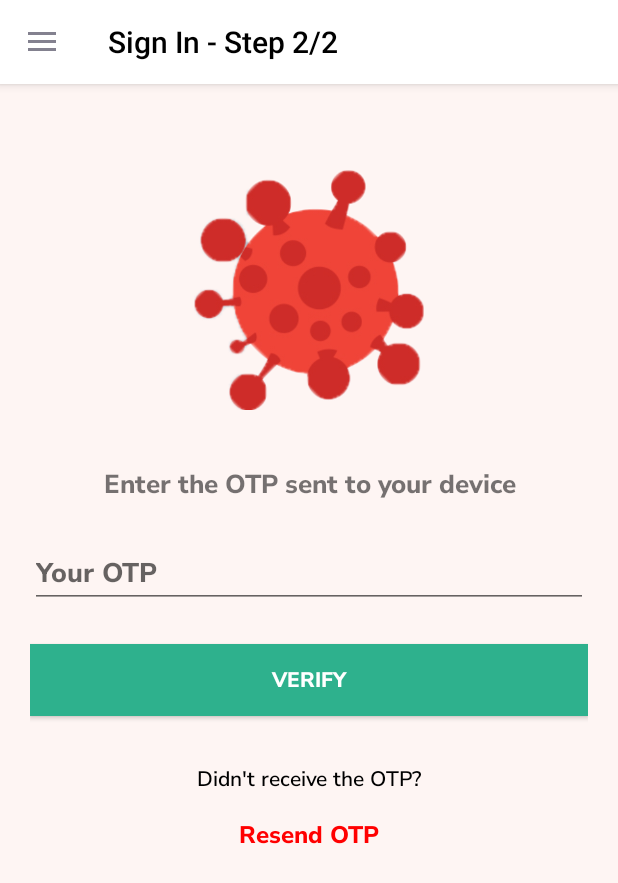
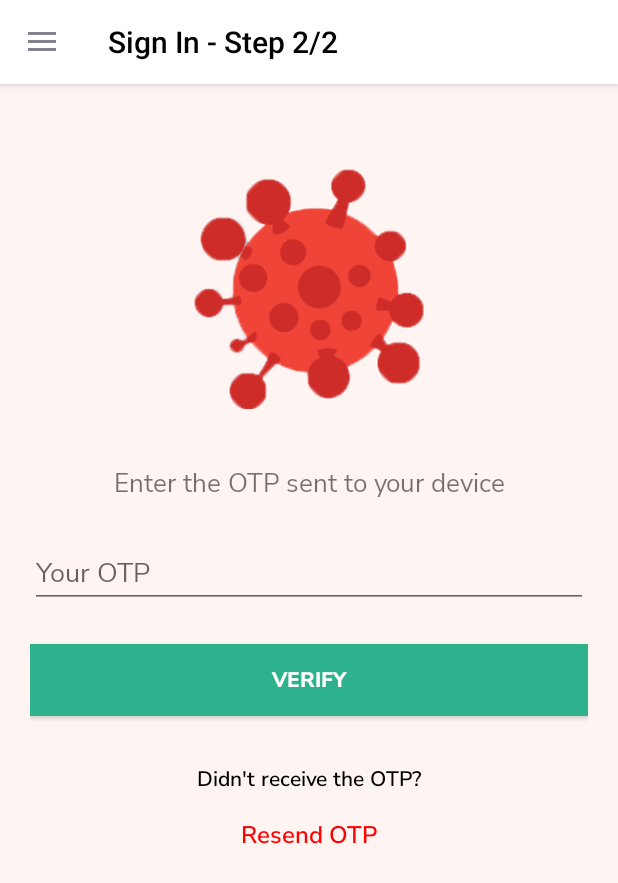
Before and after one commit to hoangnhhe141380/Covid_Tracker, an Android app: the screen it shows after launch (MainActivity), in the side drawer, after a tap on "Password", on a phone screen of 412 x 824 dp. Shown: the top 883 px of the screen. Run offline under Robolectric (Android 15) with nearby library versions, the phone set to English and light mode, and no system bars; our stand-ins replace Firebase (no records; nobody signed in at launch, a user with empty details on screens opened directly).

Commit message:
20220322 - Update layout

```diff
--- /dev/null
+++ b/app/src/main/res/drawable-anydpi-v24/ic_statistic.xml
@@ -0,0 +1,15 @@
+<vector xmlns:android="http://schemas.android.com/apk/res/android"
+    android:width="24dp"
+    android:height="24dp"
+    android:viewportWidth="24"
+    android:viewportHeight="24"
+    android:tint="#FFFFFF">
+  <group android:scaleX="1.1233212"
+      android:scaleY="1.1233212"
+      android:translateX="-1.4798535"
+      android:translateY="-1.4798535">
+    <path
+        android:fillColor="@android:color/white"
+        android:pathData="M19,3L5,3c-1.1,0 -2,0.9 -2,2v14c0,1.1 0.9,2 2,2h14c1.1,0 2,-0.9 2,-2L21,5c0,-1.1 -0.9,-2 -2,-2zM9,17L7,17v-5h2v5zM13,17h-2v-3h2v3zM13,12h-2v-2h2v2zM17,17h-2L15,7h2v10z"/>
+  </group>
+</vector>
--- a/app/src/main/res/layout/layout_fragment_medical_declared_data.xml
+++ b/app/src/main/res/layout/layout_fragment_medical_declared_data.xml
@@ -23,7 +23,7 @@
         android:layout_width="wrap_content"
         android:layout_height="wrap_content"
         android:layout_marginBottom="4dp"
-        android:text="Edit"
+        android:text="Add"
         app:layout_constraintBottom_toBottomOf="parent"
         app:layout_constraintEnd_toEndOf="parent"
         app:layout_constraintHorizontal_bias="0.498"
--- a/app/src/main/res/layout/layout_fragment_password.xml
+++ b/app/src/main/res/layout/layout_fragment_password.xml
@@ -24,7 +24,7 @@
         android:layout_width="match_parent"
         android:layout_height="wrap_content"
         android:layout_marginHorizontal="30dp"
-        android:fontFamily="@font/nunito_sans_extrabold"
+        android:fontFamily="@font/nunito_sans"
 
         android:layout_marginBottom="24dp"
         android:gravity="center"
@@ -40,7 +40,7 @@
         android:layout_height="wrap_content"
         android:layout_marginBottom="24dp"
         android:hint="Your OTP"
-        android:fontFamily="@font/nunito_sans_extrabold"
+        android:fontFamily="@font/nunito_sans"
         android:inputType="number"
         app:layout_constraintBottom_toTopOf="@+id/btn_login"
         app:layout_constraintEnd_toEndOf="parent"
@@ -81,7 +81,7 @@
         android:layout_gravity="center"
         android:layout_marginBottom="236dp"
         android:text="Resend OTP"
-        android:fontFamily="@font/nunito_sans_extrabold"
+        android:fontFamily="@font/nunito_sans_semibold"
         android:textColor="@color/resendOtp"
         android:textSize="16dp"
         android:textStyle="bold"
--- a/app/src/main/res/layout/layout_fragment_prevention.xml
+++ b/app/src/main/res/layout/layout_fragment_prevention.xml
@@ -41,7 +41,7 @@
             android:fontFamily="@font/nunito_sans"
             android:paddingHorizontal="10dp"
             android:paddingVertical="30dp"
-            android:text="@string/txt_lorem"
+            android:text="People with mild symptoms who are otherwise healthy should manage their symptoms at home. On average it takes 5–6 days from when someone is infected with the virus for symptoms to show, however it can take up to 14 days."
             android:textColor="@color/black" />
 
         <View
--- a/app/src/main/res/layout/layout_fragment_symptoms.xml
+++ b/app/src/main/res/layout/layout_fragment_symptoms.xml
@@ -38,7 +38,7 @@
             android:layout_height="wrap_content"
             android:layout_gravity="center"
             android:paddingHorizontal="10dp"
-            android:text="@string/txt_lorem"
+            android:text="Recent research evaluated the survival of the COVID-19 virus on different surfaces and reported that the virus can remain viable for up to 72 hours on plastic and stainless steel, up to four hours on copper, and up to 24 hours on cardboard."
             android:textColor="@color/black"
             android:fontFamily="@font/nunito_sans"
             android:translationY="-140dp" />
--- a/app/src/main/res/menu/navigation_menu.xml
+++ b/app/src/main/res/menu/navigation_menu.xml
@@ -32,7 +32,7 @@
         android:visible="true" />
     <item
         android:id="@+id/navigation_covid_data"
-        android:icon="@drawable/ic_covid_data"
+        android:icon="@drawable/ic_statistic"
         android:title="@string/covid_data"
         android:visible="true" />
     <item
```
Also changed, not shown: app/src/main/res/layout/layout_fragment_about_virus.xml (+5 -6 lines), app/src/main/res/layout/layout_medical_declared_add.xml (added, +106 -0 lines), app/src/main/res/drawable-hdpi/ic_statistic.png (added), app/src/main/res/drawable-mdpi/ic_statistic.png (added), app/src/main/res/drawable-xhdpi/ic_statistic.png (added), app/src/main/res/drawable-xxhdpi/ic_statistic.png (added).
